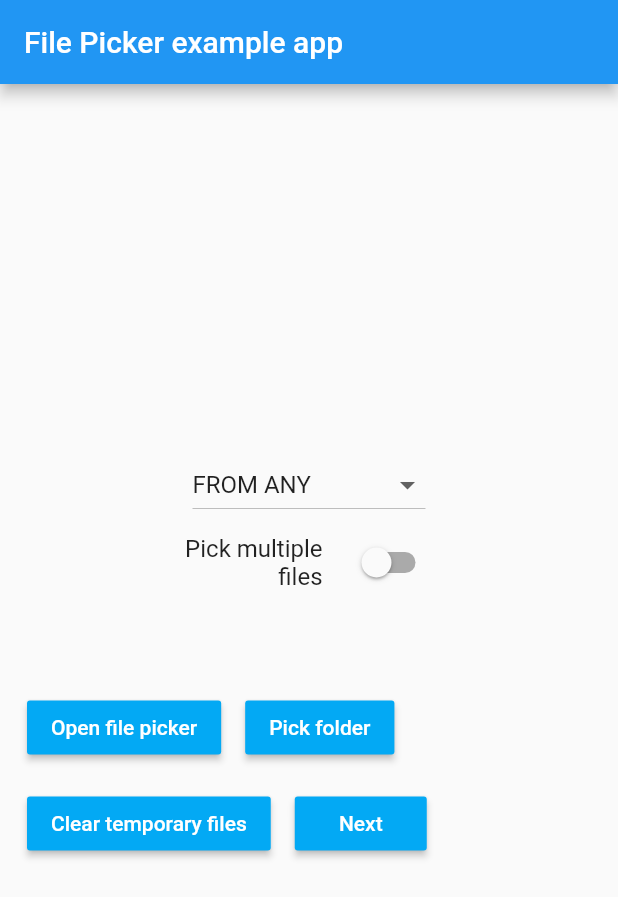
After one commit to UddavMagar/Freelance, a Flutter app: the Jobs screen opened by its route, after a tap on "Upload Files", on a phone screen of 412 x 824 dp. The commit adds this screen. Shown: the top 897 px of the screen. Run offline on Flutter 3.47's test engine with Material 2 defaults, Android fonts, the phone set to English and light mode, and no system bars; our stand-ins replace cloud_firestore, file_picker, firebase_auth, firebase_core, image_picker, shimmer; accounts and stored records are empty.

Commit message:
final edit

```diff
--- /dev/null
+++ b/lib/Models/currentuser.dart
@@ -0,0 +1,5 @@
+class cuser{
+  static String cuserName;
+  static String cuserimg;
+
+}
--- a/lib/Models/profile.dart
+++ b/lib/Models/profile.dart
@@ -7,6 +7,7 @@ class profilemodel{
   int totalEarning;
   int totalJobs;
   int hoursworked;
+  int currentEarning;
   List expertise;
 
 
@@ -16,6 +17,7 @@ class profilemodel{
     this.profiledescription,
     this.skill,
     this.totalEarning,
-    this.totalJobs
+    this.totalJobs,
+    this.currentEarning
   });
 }
--- /dev/null
+++ b/lib/Screens/Upload.dart
@@ -0,0 +1,257 @@
+import 'package:flutter/material.dart';
+import 'package:flutter/services.dart';
+import 'package:file_picker/file_picker.dart';
+
+class FilePickerDemo extends StatefulWidget {
+  @override
+  _FilePickerDemoState createState() => _FilePickerDemoState();
+}
+
+class _FilePickerDemoState extends State<FilePickerDemo> {
+  final GlobalKey<ScaffoldState> _scaffoldKey = GlobalKey<ScaffoldState>();
+  String _fileName;
+  List<PlatformFile> _paths;
+  String _directoryPath;
+  String _extension;
+  bool _loadingPath = false;
+  bool _multiPick = false;
+  FileType _pickingType = FileType.any;
+  TextEditingController _controller = TextEditingController();
+
+  @override
+  void initState() {
+    super.initState();
+    _controller.addListener(() => _extension = _controller.text);
+  }
+
+  void _openFileExplorer() async {
+    setState(() => _loadingPath = true);
+    try {
+      _directoryPath = null;
+      _paths = (await FilePicker.platform.pickFiles(
+        type: _pickingType,
+        allowMultiple: _multiPick,
+        allowedExtensions: (_extension?.isNotEmpty ?? false)
+            ? _extension?.replaceAll(' ', '')?.split(',')
+            : null,
+      ))
+          ?.files;
+    } on PlatformException catch (e) {
+      print("Unsupported operation" + e.toString());
+    } catch (ex) {
+      print(ex);
+    }
+    if (!mounted) return;
+    setState(() {
+      _loadingPath = false;
+      _fileName = _paths != null ? _paths.map((e) => e.name).toString() : '...';
+    });
+  }
+
+  void _clearCachedFiles() {
+    FilePicker.platform.clearTemporaryFiles().then((result) {
+      _scaffoldKey.currentState.showSnackBar(
+        SnackBar(
+          backgroundColor: result ? Colors.green : Colors.red,
+          content: Text((result
+              ? 'Temporary files removed with success.'
+              : 'Failed to clean temporary files')),
+        ),
+      );
+    });
+  }
+
+  void _selectFolder() {
+    FilePicker.platform.getDirectoryPath().then((value) {
+      setState(() => _directoryPath = value);
+    });
+  }
+
+  @override
+  Widget build(BuildContext context) {
+    return MaterialApp(
+      home: Scaffold(
+        key: _scaffoldKey,
+        appBar: AppBar(
+          title: const Text('File Picker example app'),
+        ),
+        body: Center(
+            child: Padding(
+              padding: const EdgeInsets.only(left: 10.0, right: 10.0),
+              child: SingleChildScrollView(
+                child: Column(
+                  mainAxisAlignment: MainAxisAlignment.center,
+                  children: <Widget>[
+                    Padding(
+                      padding: const EdgeInsets.only(top: 20.0),
+                      child: DropdownButton(
+                          hint: Text('LOAD PATH FROM'),
+                          value: _pickingType,
+                          items: <DropdownMenuItem>[
+                            DropdownMenuItem(
+                              child: Text('FROM AUDIO'),
+                              value: FileType.audio,
+                            ),
+                            DropdownMenuItem(
+                              child: Text('FROM IMAGE'),
+                              value: FileType.image,
+                            ),
+                            DropdownMenuItem(
+                              child: Text('FROM VIDEO'),
+                              value: FileType.video,
+                            ),
+                            DropdownMenuItem(
+                              child: Text('FROM MEDIA'),
+                              value: FileType.media,
+                            ),
+                            DropdownMenuItem(
+                              child: Text('FROM ANY'),
+                              value: FileType.any,
+                            ),
+                            DropdownMenuItem(
+                              child: Text('CUSTOM FORMAT'),
+                              value: FileType.custom,
+                            ),
+                          ],
+                          onChanged: (value) => setState(() {
+                            _pickingType = value;
+                            if (_pickingType != FileType.custom) {
+                              _controller.text = _extension = '';
+                            }
+                          })),
+                    ),
+                    ConstrainedBox(
+                      constraints: const BoxConstraints.tightFor(width: 100.0),
+                      child: _pickingType == FileType.custom
+                          ? TextFormField(
+                        maxLength: 15,
+                        controller: _controller,
+                        decoration:
+                        InputDecoration(labelText: 'File extension'),
+                        keyboardType: TextInputType.text,
+                        textCapitalization: TextCapitalization.none,
+                      )
+                          : const SizedBox(),
+                    ),
+                    ConstrainedBox(
+                      constraints: const BoxConstraints.tightFor(width: 200.0),
+                      child: SwitchListTile.adaptive(
+                        title:
+                        Text('Pick multiple files', textAlign: TextAlign.right),
+                        onChanged: (bool value) =>
+                            setState(() => _multiPick = value),
+                        value: _multiPick,
+                      ),
+                    ),
+                    Padding(
+                      padding: const EdgeInsets.only(top: 50.0, bottom: 20.0),
+                      child: Column(
+                        children: <Widget>[
+                          Row(
+                            children: <Widget>[
+                              Padding(
+                                padding: const EdgeInsets.all(8.0),
+                                child: RaisedButton(
+                                  color: Colors.lightBlue,
+                                  onPressed: () => _openFileExplorer(),
+                                  child: Text("Open file picker",style: TextStyle(color: Colors.white),),
+                                ),
+                              ),
+                              Padding(
+                                padding: const EdgeInsets.all(8.0),
+                                child: RaisedButton(
+                                  color: Colors.lightBlue,
+                                  onPressed: () => _selectFolder(),
+                                  child: Text("Pick folder",style: TextStyle(color: Colors.white),),
+                                ),
+                              ),
+                            ],
+                          ),
+                          Row(
+                            children: <Widget>[
+                              Padding(
+                                padding: const EdgeInsets.all(8.0),
+                                child: RaisedButton(
+                                  color: Colors.lightBlue,
+                                  onPressed: () => _clearCachedFiles(),
+                                  child: Text("Clear temporary files",style: TextStyle(color: Colors.white),),
+                                ),
+                              ),
+                              Padding(
+                                padding: const EdgeInsets.all(8.0),
+                                child: RaisedButton(
+                                  color: Colors.lightBlue,
+                                  onPressed: () {
+                                    setState(() {
+                                      Navigator.pop(context);
+                                    });
+                                  },
+                                  child: Text("Next",style: TextStyle(color: Colors.white),),
+                                ),
+                              ),
+                            ],
+                          ),
+
+
+                        ],
+                      ),
+                    ),
+                    Builder(
+                      builder: (BuildContext context) => _loadingPath
+                          ? Padding(
+                        padding: const EdgeInsets.only(bottom: 10.0),
+                        child: const CircularProgressIndicator(),
+                      )
+                          : _directoryPath != null
+                          ? ListTile(
+                        title: Text('Directory path'),
+                        subtitle: Text(_directoryPath),
+                      )
+                          : _paths != null
+                          ? Container(
+                        padding: const EdgeInsets.only(bottom: 30.0),
+                        height:
+                        MediaQuery.of(context).size.height * 0.50,
+                        child: Scrollbar(
+                            child: ListView.separated(
+                              itemCount:
+                              _paths != null && _paths.isNotEmpty
+                                  ? _paths.length
+                                  : 1,
+                              itemBuilder:
+                                  (BuildContext context, int index) {
+                                final bool isMultiPath =
+                                    _paths != null && _paths.isNotEmpty;
+                                final String name = 'File $index: ' +
+                                    (isMultiPath
+                                        ? _paths
+                                        .map((e) => e.name)
+                                        .toList()[index]
+                                        : _fileName ?? '...');
+                                final path = _paths
+                                    .map((e) => e.path)
+                                    .toList()[index]
+                                    .toString();
+
+                                return ListTile(
+                                  title: Text(
+                                    name,
+                                  ),
+                                  subtitle: Text(path),
+                                );
+                              },
+                              separatorBuilder:
+                                  (BuildContext context, int index) =>
+                              const Divider(),
+                            )),
+                      )
+                          : const SizedBox(),
+                    ),
+                  ],
+                ),
+              ),
+            )),
+      ),
+    );
+  }
+}
--- a/lib/Screens/currentJob.dart
+++ b/lib/Screens/currentJob.dart
@@ -70,9 +70,14 @@ class _JobsState extends State<Jobs> {
                   borderRadius: BorderRadius.all(Radius.circular(2)),
                   border: Border.all(width: 1.0, color: Colors.lightBlue[200]),
                 ),
-                child: Padding(
-                  padding: const EdgeInsets.all(8.0),
-                  child: Text('Upload Files',style: TextStyle(color: Colors.lightBlue,)),
+                child: GestureDetector(
+                  onTap: (){
+                    Navigator.pushNamed(context, 'upload');
+                  },
+                  child: Padding(
+                    padding: const EdgeInsets.all(8.0),
+                    child: Text('Upload Files',style: TextStyle(color: Colors.lightBlue,)),
+                  ),
                 ),
               ),
             ),
--- a/lib/data/data.dart
+++ b/lib/data/data.dart
@@ -108,5 +108,5 @@ final List<profilemodel> profileModel = [
 
 final _profilemodel1 = profilemodel(skill: 'Android Developer',
     profiledescription: 'I have been Designing and developing advanced applications for the Android platform for 7 years. My strengths are Unit-testing code for robustness, including edge cases, usability, general reliability, Bug fixing and improving application performance',
-    hourlyrate: 32,totalEarning: 10,totalJobs: 30,hoursworked: 1500,expertise: ['Excel','cloud','database','app developer','UI design','UX design','swift']
+    hourlyrate: 32,totalEarning: 10,totalJobs: 30,hoursworked: 1500,currentEarning:1000,expertise: ['Excel','cloud','database','app developer','UI design','UX design','swift']
 );
--- a/lib/main.dart
+++ b/lib/main.dart
@@ -8,9 +8,9 @@ import 'package:freelance/Screens/Login.dart';
 import 'package:freelance/Screens/Profile.dart';
 import 'package:freelance/Screens/Register.dart';
 import 'package:freelance/Screens/Splashscreen.dart';
+import 'package:freelance/Screens/Upload.dart';
 import 'package:freelance/Screens/currentJob.dart';
 import 'package:freelance/Screens/submittedfinal.dart';
-import 'package:freelance/Widgets/bottomnavigation.dart';
 import 'Screens/Allprojects.dart';
 import 'Screens/ProjectProposal.dart';
 
@@ -56,6 +56,7 @@ class MyApp extends StatelessWidget {
         'profile':(context)=>Profile(),
         'final': (context)=>Submittedfinal(),
         'register':(context)=>Register(),
+        'upload': (context)=>FilePickerDemo(),
       }
 
     );
```
Also changed, not shown: lib/Screens/Dashboard.dart (+10 -6 lines), lib/Screens/Inbox.dart (+19 -12 lines), lib/Screens/Invoice.dart (+2 -6 lines), lib/Screens/Login.dart (+19 -2 lines), lib/Screens/Profile.dart (+33 -2 lines), lib/Screens/ProjectProposal.dart (+12 -3 lines), lib/Screens/Register.dart (+16 -15 lines), lib/Widgets/bottomnavigation.dart (+5 -2 lines), pubspec.yaml (+7 -3 lines), pubspec.lock, 4 other files.
